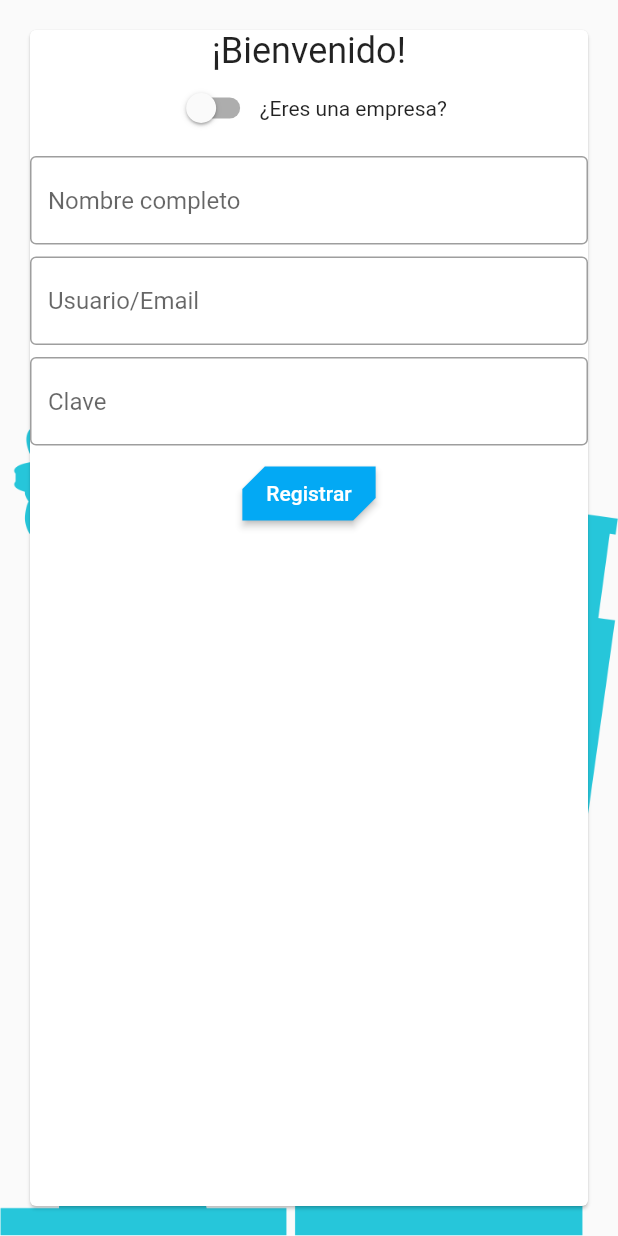
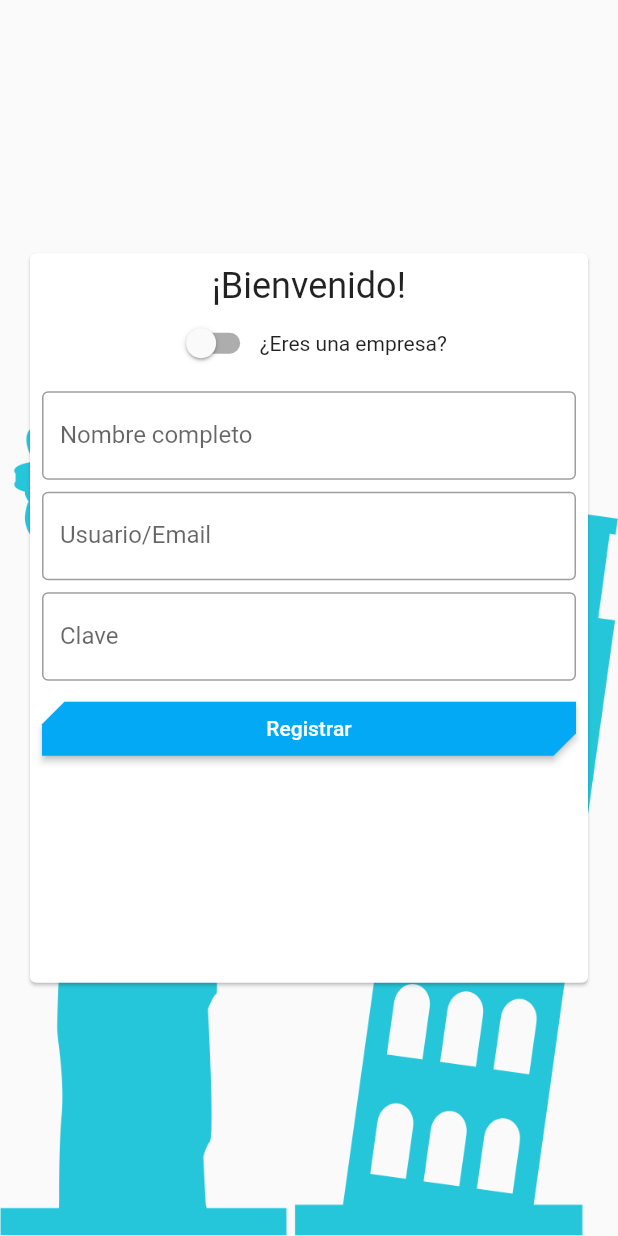
Before and after one commit to pablo384/WeTripOut, a Flutter app: the SigIn screen opened by its route, on a phone screen of 412 x 824 dp. Run offline on Flutter 3.47's test engine with Material 2 defaults, Android fonts, the phone set to English and light mode, and no system bars; our stand-ins replace dynamic_theme.

Commit message:
💫 Registro maquetado

```diff
--- a/lib/view/loginForm.dart
+++ b/lib/view/loginForm.dart
@@ -44,7 +44,8 @@ class _LoginFormState extends State<LoginForm> {
                           },
                           decoration: InputDecoration(
                             border: OutlineInputBorder(),
-                            hintText: 'Usuario/Email'
+                            hintText: 'Email',
+                            labelText: 'Email',
                           ),
                         ),
                       ),
@@ -67,7 +68,8 @@ class _LoginFormState extends State<LoginForm> {
                           },
                           decoration: InputDecoration(
                               border: OutlineInputBorder(),
-                              hintText: 'Clave'
+                              hintText: 'Clave',
+                              labelText: 'Clave',
                           ),
                         ),
                       ),
--- a/lib/view/sign_in.dart
+++ b/lib/view/sign_in.dart
@@ -15,17 +15,21 @@ class _SigIn extends State<SigIn> {
 //        height: MediaQuery.of(context).size.height,
 //        width: MediaQuery.of(context).size.width,
         padding: EdgeInsets.all(16.0),
+        child: Center(
+          child: new Container(
+            height: MediaQuery.of(context).size.height * 0.6,
             child: Card(
-//          color: Colors.transparent,
-          child: new Container(
               child: Form(
                   key: _formKey,
-                child: new Column(
+                  child: Padding(
+                    padding: const EdgeInsets.all(8.0),
+                    child: new ListView(
 //                  mainAxisSize: MainAxisSize.min,
                       children: <Widget>[
                         Text(
                           '¡Bienvenido!',
                           style: Theme.of(context).textTheme.headline,
+                          textAlign: TextAlign.center,
                         ),
                         Row(
                           mainAxisAlignment: MainAxisAlignment.center,
@@ -48,7 +52,8 @@ class _SigIn extends State<SigIn> {
                           },
                           decoration: InputDecoration(
                               border: OutlineInputBorder(),
-                          hintText: 'Nombre completo'
+                              hintText: 'Nombre completo',
+                            labelText:  'Nombre completo'
                           ),
                         ),
                         SizedBox(height: 8.0,),
@@ -61,7 +66,8 @@ class _SigIn extends State<SigIn> {
                           },
                           decoration: InputDecoration(
                               border: OutlineInputBorder(),
-                          hintText: 'Usuario/Email'
+                              hintText: 'Usuario/Email',
+                              labelText: 'Usuario/Email',
                           ),
                         ),
                         SizedBox(height: 8.0,),
@@ -74,7 +80,8 @@ class _SigIn extends State<SigIn> {
                           },
                           decoration: InputDecoration(
                               border: OutlineInputBorder(),
-                          hintText: 'Clave'
+                              hintText: 'Clave',
+                              labelText: 'Clave',
                           ),
                         ),
                         SizedBox(height: 8.0,),
@@ -95,15 +102,19 @@ class _SigIn extends State<SigIn> {
                           child: Text('Registrar', style: TextStyle(color: Colors.white),),
                         ),
                       ],
+                    ),
                   )),
             ),
           ),
+        ),
         decoration: BoxDecoration(
+//            color: Colors.red,
             image: DecorationImage(
                 image: AssetImage("assets/edificios01.png"),
                 fit: BoxFit.contain,
                 alignment: Alignment.bottomCenter)),
       ),
+
     );
   }
 }
```
Also changed, not shown: 3 other files. Lines whose indentation alone changed are shown as unchanged.
